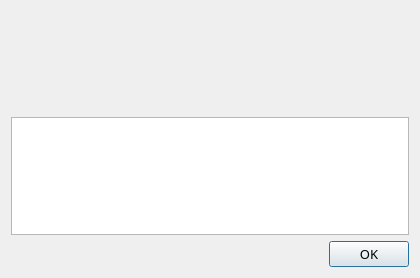
Above: src/AboutDialog.ui from jerky168/BoreholeAnalyzer before the change. Below: the same form after it.
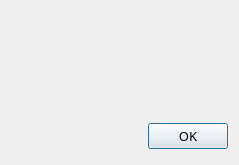
That is the form after the change. Icons and pictures are not drawn.

The edit to the form file:
```diff
--- a/src/AboutDialog.ui
+++ b/src/AboutDialog.ui
@@ -6,8 +6,8 @@
    <rect>
     <x>0</x>
     <y>0</y>
-    <width>420</width>
-    <height>278</height>
+    <width>239</width>
+    <height>165</height>
    </rect>
   </property>
   <property name="font">
@@ -65,14 +65,7 @@
      </property>
     </widget>
    </item>
-   <item row="1" column="0" colspan="3">
-    <widget class="QPlainTextEdit" name="plainTextEdit">
-     <property name="readOnly">
-      <bool>true</bool>
-     </property>
-    </widget>
-   </item>
-   <item row="2" column="2">
+   <item row="1" column="2">
     <widget class="QDialogButtonBox" name="buttonBox">
      <property name="orientation">
       <enum>Qt::Horizontal</enum>
```
